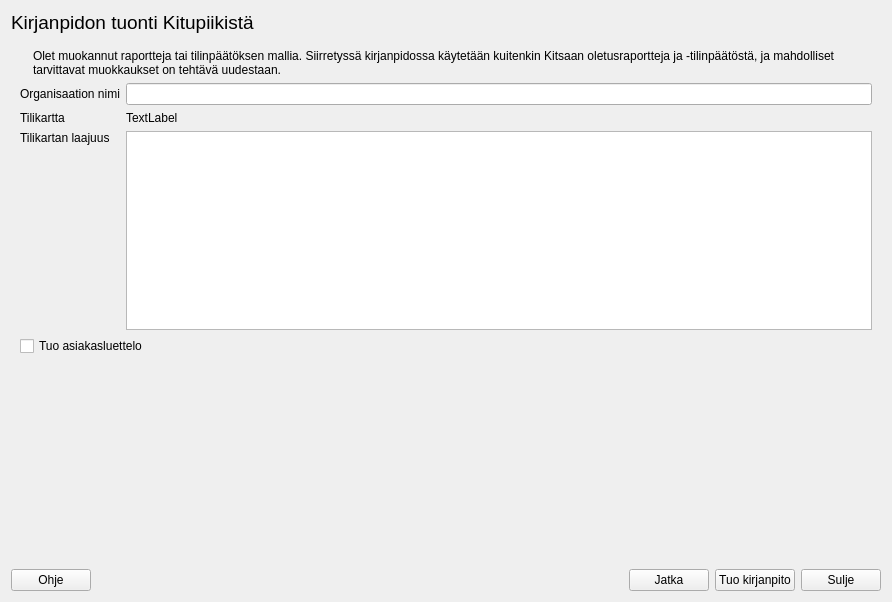
Before: the Qt Designer form kitupiikki/kitupiikkituonti/vanhatuontidlg.ui in artoh/kitupiikki, drawn with Qt 5.
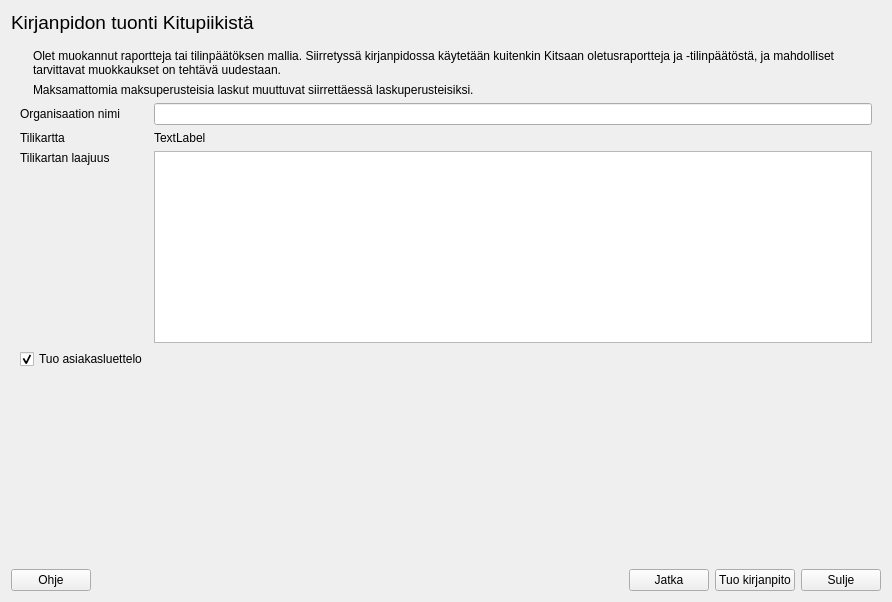
After: the same form once the commit is applied. The open tabs and pages were chosen to show the change. Icons and pictures are not drawn.

Diff of the .ui file:
```diff
--- a/kitupiikki/kitupiikkituonti/vanhatuontidlg.ui
+++ b/kitupiikki/kitupiikkituonti/vanhatuontidlg.ui
@@ -79,7 +79,7 @@
       </layout>
      </widget>
      <widget class="QWidget" name="valinnat">
-      <layout class="QGridLayout" name="gridLayout">
+      <layout class="QFormLayout" name="formLayout_2">
        <item row="0" column="0" colspan="2">
         <layout class="QHBoxLayout" name="horizontalLayout_4" stretch="0,1">
          <item>
@@ -96,6 +96,8 @@
           </widget>
          </item>
          <item>
+          <layout class="QVBoxLayout" name="verticalLayout_8">
+           <item>
           <widget class="QLabel" name="muvaLabel">
            <property name="text">
             <string>Olet muokannut raportteja tai tilinpäätöksen mallia. Siirretyssä kirjanpidossa käytetään kuitenkin Kitsaan oletusraportteja ja -tilinpäätöstä, ja mahdolliset tarvittavat muokkaukset on tehtävä uudestaan.</string>
@@ -105,6 +107,18 @@
            </property>
           </widget>
          </item>
+           <item>
+            <widget class="QLabel" name="maksuperusteVaroitus">
+             <property name="text">
+              <string>Maksamattomia maksuperusteisia laskut muuttuvat siirrettäessä laskuperusteisiksi.</string>
+             </property>
+             <property name="wordWrap">
+              <bool>true</bool>
+             </property>
+            </widget>
+           </item>
+          </layout>
+         </item>
         </layout>
        </item>
        <item row="1" column="0">
@@ -150,14 +164,17 @@
        <item row="3" column="1">
         <widget class="QListWidget" name="laajuusLista"/>
        </item>
-       <item row="4" column="0" colspan="2">
+       <item row="4" column="0">
         <widget class="QCheckBox" name="asiakasCheck">
          <property name="text">
           <string>Tuo asiakasluettelo</string>
          </property>
+         <property name="checked">
+          <bool>true</bool>
+         </property>
         </widget>
        </item>
-       <item row="5" column="1">
+       <item row="5" column="0">
         <spacer name="verticalSpacer_2">
          <property name="orientation">
           <enum>Qt::Vertical</enum>
```
Lines whose indentation alone changed are shown as unchanged.
